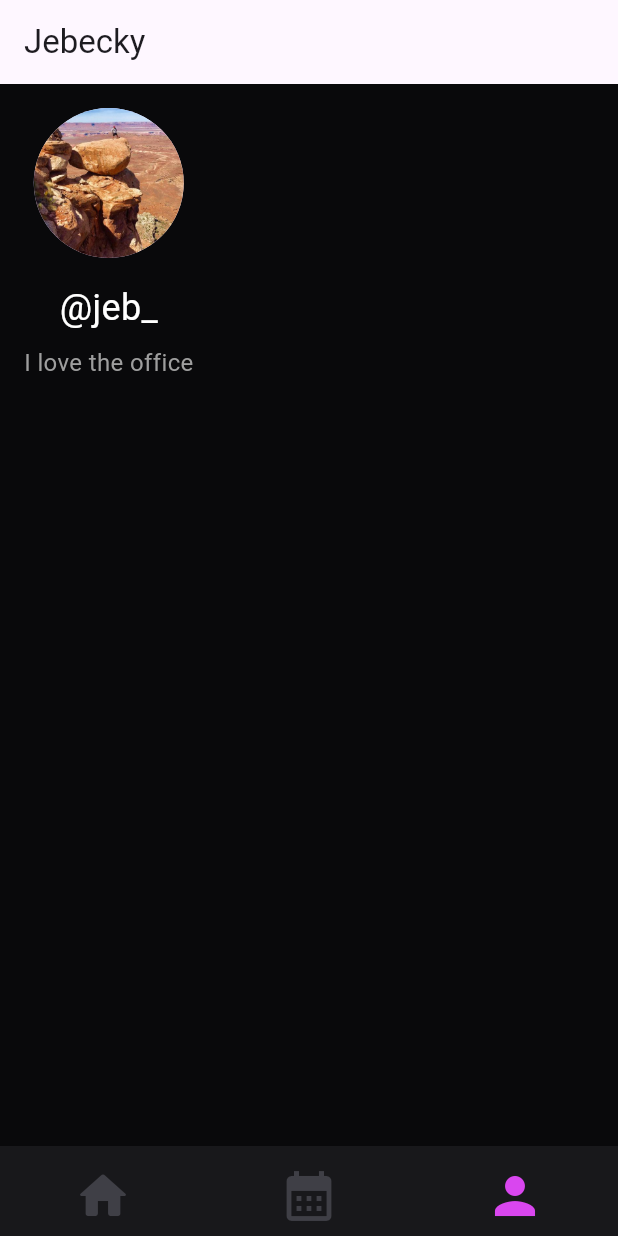
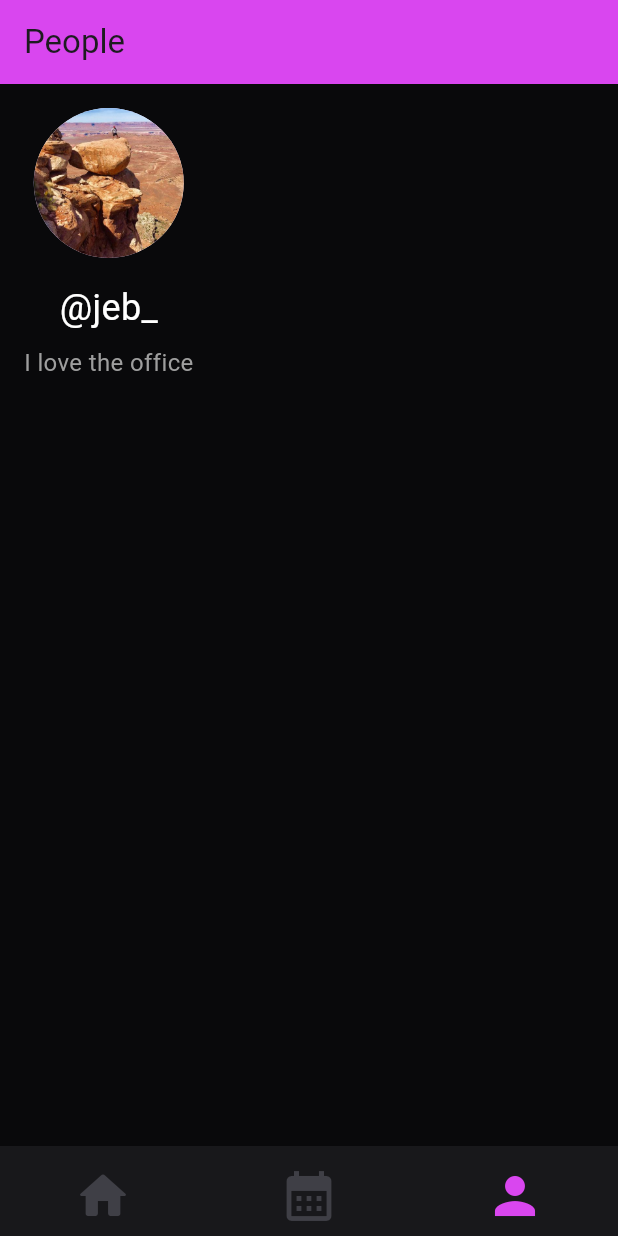
Before and after one commit to ian-shakespeare/caravanner, a Flutter app: the screen it shows after launch, item 3 of the bottom bar chosen, on a phone screen of 412 x 824 dp. Run offline on Flutter 3.47's test engine with Material 3 defaults, Android fonts, the light colour scheme and no system bars; our stand-ins replace google_fonts, table_calendar.

Commit message:
WIP: merging main into branch

```diff
--- a/lib/profile/profile.dart
+++ b/lib/profile/profile.dart
@@ -1,13 +1,14 @@
+import 'package:caravanner/theme/colors.dart';
 import 'package:flutter/material.dart';
 
 class ProfileScreen extends StatelessWidget {
   const ProfileScreen({super.key});
-
   @override
   Widget build(BuildContext context) {
     return Scaffold(
       appBar: AppBar(
-        title: const Text('Jebecky'),
+        title: const Text('People'),
+        backgroundColor: CColors.primary,
       ),
       body: const Padding(
         padding: EdgeInsets.all(16.0),
```
